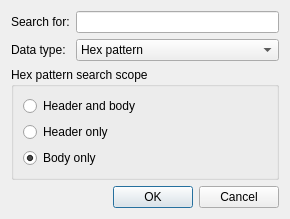
Old version of the form searchdialog.ui in the repository LongSoft/UEFITool.
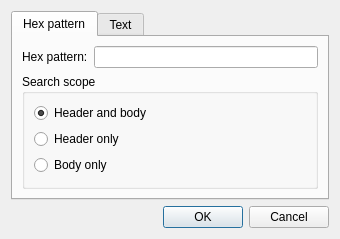
New version of the form.

```diff
--- a/searchdialog.ui
+++ b/searchdialog.ui
@@ -6,96 +6,71 @@
    <rect>
     <x>0</x>
     <y>0</y>
-    <width>290</width>
-    <height>195</height>
+    <width>340</width>
+    <height>214</height>
    </rect>
   </property>
   <property name="windowTitle">
    <string>Search</string>
   </property>
-  <layout class="QGridLayout" name="gridLayout">
-   <item row="0" column="0">
-    <widget class="QLabel" name="searchForLabel">
-     <property name="text">
-      <string>Search for:</string>
-     </property>
-    </widget>
-   </item>
-   <item row="1" column="0">
-    <widget class="QLabel" name="dataTypeLabel">
-     <property name="text">
-      <string>Data type:</string>
-     </property>
-    </widget>
-   </item>
-   <item row="3" column="0" colspan="2">
-    <widget class="QDialogButtonBox" name="buttonBox">
-     <property name="orientation">
-      <enum>Qt::Horizontal</enum>
-     </property>
-     <property name="standardButtons">
-      <set>QDialogButtonBox::Cancel|QDialogButtonBox::Ok</set>
-     </property>
-    </widget>
-   </item>
-   <item row="0" column="1">
-    <widget class="QLineEdit" name="searchEdit"/>
-   </item>
-   <item row="1" column="1">
-    <widget class="QComboBox" name="dataTypeComboBox">
-     <item>
-      <property name="text">
-       <string>Hex pattern</string>
-      </property>
-     </item>
-     <item>
-      <property name="text">
-       <string>Text string</string>
-      </property>
-     </item>
-    </widget>
-   </item>
-   <item row="2" column="0" colspan="2">
-    <widget class="QStackedWidget" name="stackedWidget">
+  <property name="modal">
+   <bool>false</bool>
+  </property>
+  <layout class="QVBoxLayout" name="verticalLayout">
+   <item>
+    <widget class="QTabWidget" name="tabWidget">
      <property name="currentIndex">
       <number>0</number>
      </property>
-     <widget class="QWidget" name="hexPage">
-      <layout class="QHBoxLayout" name="horizontalLayout_3">
-       <property name="spacing">
-        <number>0</number>
-       </property>
-       <property name="margin">
-        <number>0</number>
-       </property>
-       <item>
+     <widget class="QWidget" name="hexTab">
+      <attribute name="title">
+       <string>Hex pattern</string>
+      </attribute>
+      <layout class="QGridLayout" name="gridLayout_2">
+       <item row="0" column="0">
+        <widget class="QLabel" name="hexLabel">
+         <property name="text">
+          <string>Hex pattern:</string>
+         </property>
+        </widget>
+       </item>
+       <item row="0" column="1">
+        <widget class="QLineEdit" name="hexEdit"/>
+       </item>
+       <item row="1" column="0" colspan="2">
         <widget class="QGroupBox" name="hexGroupBox">
          <property name="title">
-          <string>Hex pattern search scope</string>
+          <string>Search scope</string>
          </property>
-         <layout class="QVBoxLayout" name="verticalLayout">
+         <layout class="QVBoxLayout" name="verticalLayout_3">
+          <property name="spacing">
+           <number>6</number>
+          </property>
+          <property name="margin">
+           <number>9</number>
+          </property>
           <item>
-           <widget class="QRadioButton" name="allRadioButton">
+           <widget class="QRadioButton" name="hexScopeFullRadioButton">
             <property name="text">
              <string>Header and body</string>
             </property>
+            <property name="checked">
+             <bool>true</bool>
+            </property>
            </widget>
           </item>
           <item>
-           <widget class="QRadioButton" name="headerOnlyRadioButton">
+           <widget class="QRadioButton" name="hexScopeHeaderRadioButton">
             <property name="text">
              <string>Header only</string>
             </property>
            </widget>
           </item>
           <item>
-           <widget class="QRadioButton" name="bodyOnlyRadioButton">
+           <widget class="QRadioButton" name="hexScopeBodyRadioButton">
             <property name="text">
              <string>Body only</string>
             </property>
-            <property name="checked">
-             <bool>true</bool>
-            </property>
            </widget>
           </item>
          </layout>
@@ -103,20 +78,27 @@
        </item>
       </layout>
      </widget>
-     <widget class="QWidget" name="textPage">
-      <layout class="QHBoxLayout" name="horizontalLayout">
-       <property name="spacing">
-        <number>0</number>
-       </property>
-       <property name="margin">
-        <number>0</number>
-       </property>
-       <item>
+     <widget class="QWidget" name="textTab">
+      <attribute name="title">
+       <string>Text</string>
+      </attribute>
+      <layout class="QGridLayout" name="gridLayout_3">
+       <item row="0" column="0">
+        <widget class="QLabel" name="textLabel">
+         <property name="text">
+          <string>Text:</string>
+         </property>
+        </widget>
+       </item>
+       <item row="0" column="1">
+        <widget class="QLineEdit" name="textEdit"/>
+       </item>
+       <item row="1" column="0" colspan="2">
         <widget class="QGroupBox" name="textGroupBox">
          <property name="title">
           <string>Text string options</string>
          </property>
-         <layout class="QVBoxLayout" name="verticalLayout_3">
+         <layout class="QVBoxLayout" name="verticalLayout_4">
           <item>
            <widget class="QCheckBox" name="unicodeCheckBox">
             <property name="text">
@@ -141,6 +123,16 @@
      </widget>
     </widget>
    </item>
+   <item>
+    <widget class="QDialogButtonBox" name="buttonBox">
+     <property name="orientation">
+      <enum>Qt::Horizontal</enum>
+     </property>
+     <property name="standardButtons">
+      <set>QDialogButtonBox::Cancel|QDialogButtonBox::Ok</set>
+     </property>
+    </widget>
+   </item>
   </layout>
  </widget>
  <tabstops>
```
Left out of the diff: 40 changed lines with no effect on the pictures.
